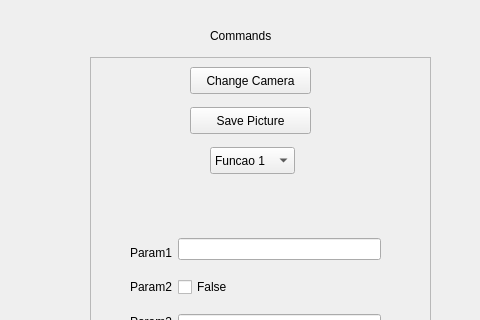
Above: mainwindow.ui from alvimpaulo/Frednator2 before the change; both pictures show x 890 to 1370 and y 130 to 450 of the 1370 by 738 pixel window. Below: the same form after it.
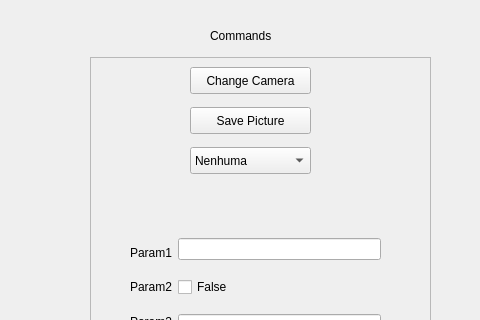
That is the form after the change.

```diff
--- a/mainwindow.ui
+++ b/mainwindow.ui
@@ -153,15 +153,15 @@
     <widget class="QComboBox" name="comboBox">
      <property name="geometry">
       <rect>
-       <x>120</x>
+       <x>100</x>
        <y>90</y>
-       <width>85</width>
+       <width>121</width>
        <height>27</height>
       </rect>
      </property>
      <item>
       <property name="text">
-       <string>Funcao 1</string>
+       <string>Nenhuma</string>
       </property>
      </item>
      <item>
@@ -175,7 +175,7 @@
       </property>
      </item>
     </widget>
-    <widget class="QWidget" name="">
+    <widget class="QWidget" name="layoutWidget">
      <property name="geometry">
       <rect>
        <x>40</x>
```
Left out of the diff: 6 changed lines with no effect on the pictures.
